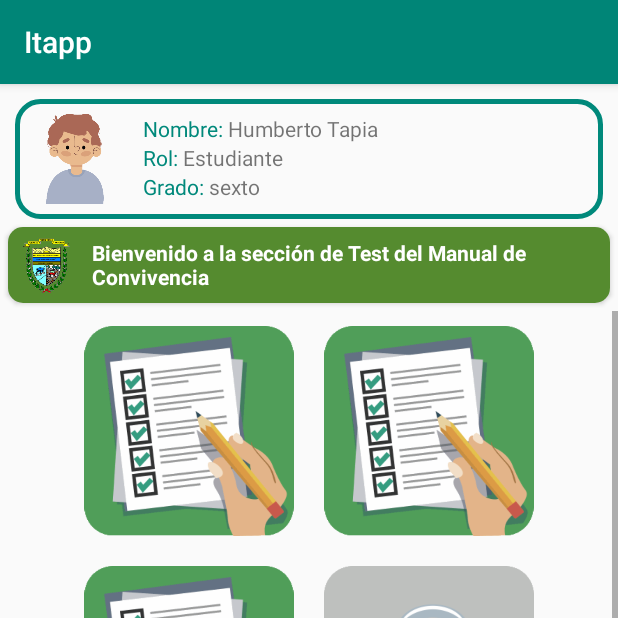
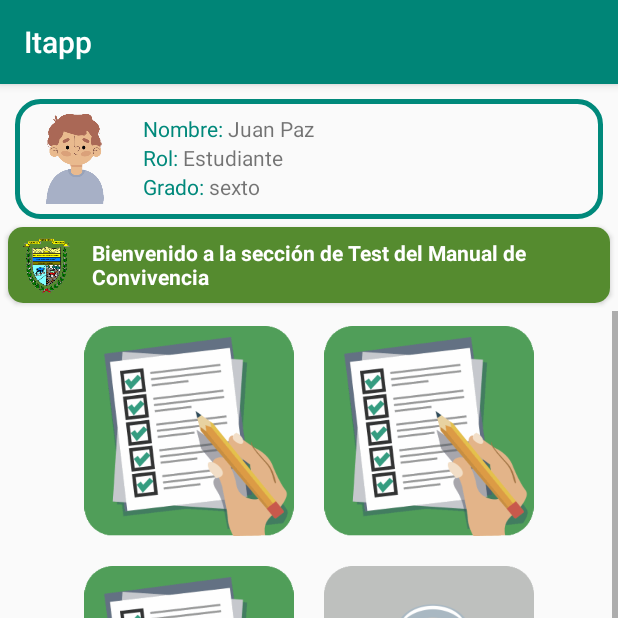
Before and after one commit to HumbertoTapia/Itapp, an Android app: the MenuTestActivity screen opened directly, with no data from a screen before it, on a phone screen of 412 x 824 dp, the top half of it. Run offline under Robolectric (Android 15) with nearby library versions, the phone set to English and light mode, and no system bars.

Commit message:
ajuste de nombre

```diff
--- a/app/src/main/res/layout/activity_menu_test.xml
+++ b/app/src/main/res/layout/activity_menu_test.xml
@@ -45,7 +45,7 @@
                     android:layout_width="match_parent"
                     android:layout_height="wrap_content"
                     android:layout_marginTop="10dp"
-                    android:text="Humberto Tapia"
+                    android:text="Juan Paz"
                     />
 
             </LinearLayout>
```
